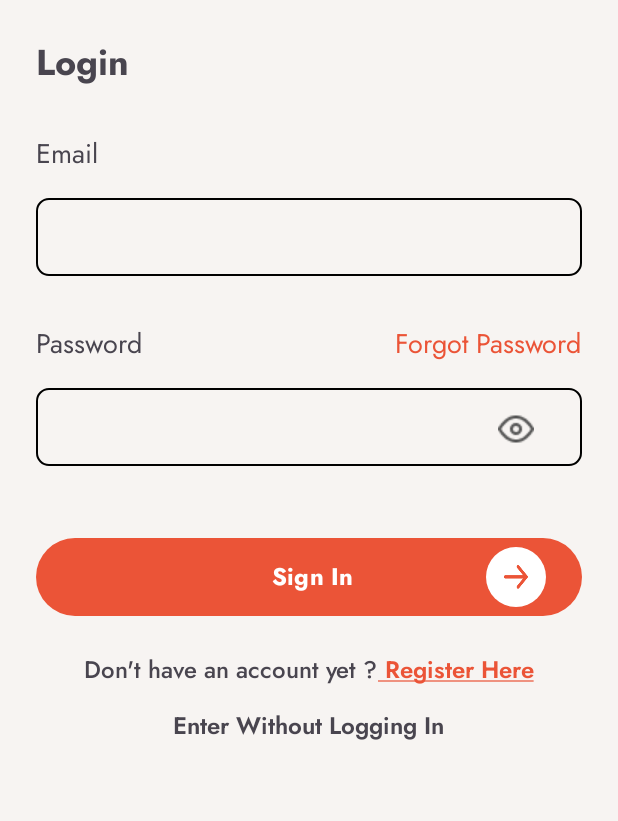
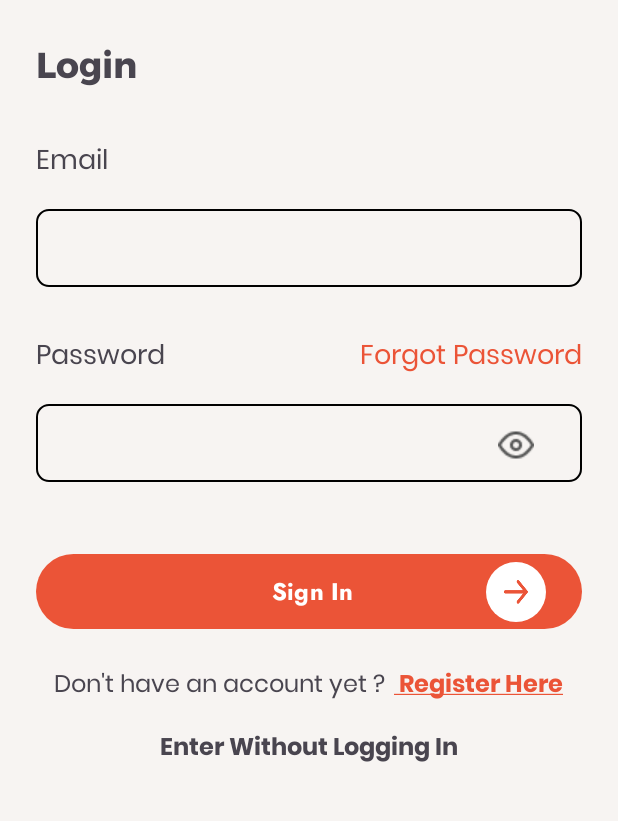
Before and after one commit to Ikaap/Preducation, an Android app: the screen it shows after launch (LoginActivity), on a phone screen of 412 x 824 dp, the part 282-1103 px from its top. Run offline under Robolectric (Android 15) with nearby library versions, the phone set to English and light mode, and no system bars.

Commit message:
update layout login activity

```diff
--- a/app/src/main/java/com/kelompoksatuandsatu/preducation/presentation/feature/main/LoginActivity.kt
+++ b/app/src/main/java/com/kelompoksatuandsatu/preducation/presentation/feature/login/LoginActivity.kt
@@ -1,4 +1,4 @@
-package com.kelompoksatuandsatu.preducation.presentation.feature.main
+package com.kelompoksatuandsatu.preducation.presentation.feature.login
 
 import android.os.Bundle
 import android.text.SpannableString
--- a/app/src/main/res/layout/activity_login.xml
+++ b/app/src/main/res/layout/activity_login.xml
@@ -1,20 +1,18 @@
 <?xml version="1.0" encoding="utf-8"?>
-<ScrollView
-xmlns:android="http://schemas.android.com/apk/res/android"
-xmlns:app="http://schemas.android.com/apk/res-auto"
-xmlns:tools="http://schemas.android.com/tools"
-android:layout_width="match_parent"
-android:background="#F7F4F2"
-android:layout_height="match_parent"
-tools:context="com.kelompoksatuandsatu.preducation.presentation.feature.main.LoginActivity">
+<ScrollView xmlns:android="http://schemas.android.com/apk/res/android"
+    xmlns:app="http://schemas.android.com/apk/res-auto"
+    xmlns:tools="http://schemas.android.com/tools"
+    android:layout_width="match_parent"
+    android:layout_height="match_parent"
+    android:background="@color/app_color_on_primary"
+    tools:context="com.kelompoksatuandsatu.preducation.presentation.feature.login.LoginActivity">
+
     <androidx.constraintlayout.widget.ConstraintLayout
-        xmlns:android="http://schemas.android.com/apk/res/android"
-        xmlns:app="http://schemas.android.com/apk/res-auto"
-        xmlns:tools="http://schemas.android.com/tools"
         android:layout_width="match_parent"
-        android:background="#F7F4F2"
-        android:layout_height="match_parent"
-        tools:context="com.kelompoksatuandsatu.preducation.presentation.feature.main.LoginActivity">
+        android:layout_height="wrap_content"
+        android:background="@color/app_color_on_primary"
+        tools:context="com.kelompoksatuandsatu.preducation.presentation.feature.login.LoginActivity">
+
         <LinearLayout
             android:id="@+id/loginLayout"
             android:layout_width="match_parent"
@@ -26,42 +24,44 @@ tools:context="com.kelompoksatuandsatu.preducation.presentation.feature.main.Log
                 android:id="@+id/logo"
                 android:layout_width="164dp"
                 android:layout_height="164dp"
-                android:src="@drawable/img_logo"
                 android:layout_gravity="center_horizontal"
-                android:layout_marginBottom="24dp"/>
+                android:layout_marginBottom="24dp"
+                android:src="@drawable/img_logo" />
 
             <!-- Login Text -->
             <TextView
                 android:id="@+id/loginText"
                 android:layout_width="wrap_content"
                 android:layout_height="wrap_content"
-                android:text="Login"
-                android:textSize="24dp"
                 android:layout_marginBottom="14dp"
-                android:fontFamily="@font/jost_bold"/>
+                android:fontFamily="@font/montserrat_bold"
+                android:text="@string/text_login"
+                android:textSize="24sp" />
 
             <!-- Email Input -->
             <LinearLayout
                 android:id="@+id/formEmailLayout"
                 android:layout_width="match_parent"
                 android:layout_height="wrap_content"
-                android:orientation="vertical"
-                android:layout_marginVertical="16dp">
+                android:layout_marginVertical="16dp"
+                android:orientation="vertical">
+
                 <TextView
                     android:id="@+id/emailText"
                     android:layout_width="wrap_content"
                     android:layout_height="wrap_content"
-                    android:text="Email"
-                    android:textSize="18dp"
-                    android:fontFamily="@font/jost_regular"/>
+                    android:fontFamily="@font/poppins"
+                    android:text="@string/text_email"
+                    android:textSize="18sp" />
+
                 <EditText
                     android:id="@+id/emailInput"
                     android:layout_width="match_parent"
                     android:layout_height="52dp"
-                    android:paddingHorizontal="14dp"
                     android:layout_marginTop="16dp"
+                    android:background="@drawable/input_drawable"
                     android:inputType="textEmailAddress"
-                    android:background="@drawable/input_drawable"/>
+                    android:paddingHorizontal="14dp" />
             </LinearLayout>
 
             <!-- Password Input -->
@@ -69,54 +69,61 @@ tools:context="com.kelompoksatuandsatu.preducation.presentation.feature.main.Log
                 android:id="@+id/formPasswordLayout"
                 android:layout_width="match_parent"
                 android:layout_height="wrap_content"
-                android:orientation="vertical"
-                android:layout_marginVertical="16dp">
+                android:layout_marginVertical="16dp"
+                android:orientation="vertical">
+
                 <LinearLayout
                     android:layout_width="match_parent"
                     android:layout_height="wrap_content"
                     android:orientation="horizontal">
+
                     <TextView
                         android:id="@+id/passwordText"
                         android:layout_width="wrap_content"
                         android:layout_height="wrap_content"
-                        android:text="Password"
-                        android:textSize="18dp"
-                        android:fontFamily="@font/jost_regular"
-                        android:layout_gravity="center_vertical" />
+                        android:layout_gravity="center_vertical"
+                        android:fontFamily="@font/poppins"
+                        android:text="@string/text_password"
+                        android:textSize="18sp" />
+
                     <Space
                         android:layout_width="0dp"
                         android:layout_height="wrap_content"
                         android:layout_weight="1" />
+
                     <TextView
                         android:id="@+id/forgotPasswordText"
                         android:layout_width="wrap_content"
                         android:layout_height="wrap_content"
-                        android:text="Forgot Password"
-                        android:textSize="18dp"
-                        android:fontFamily="@font/jost_regular"
-                        android:textColor="#EB5437"
-                        android:layout_gravity="center_vertical" />
+                        android:layout_gravity="center_vertical"
+                        android:fontFamily="@font/poppins"
+                        android:text="@string/text_forgot_password"
+                        android:textColor="@color/app_color_primary"
+                        android:textSize="18sp" />
                 </LinearLayout>
+
                 <LinearLayout
                     android:layout_width="match_parent"
                     android:layout_height="wrap_content"
+                    android:layout_marginTop="16dp"
                     android:background="@drawable/input_drawable"
-                    android:orientation="horizontal"
-                    android:layout_marginTop="16dp">
+                    android:orientation="horizontal">
+
                     <EditText
                         android:id="@+id/passwordInput"
                         android:layout_width="304dp"
                         android:layout_height="52dp"
-                        android:paddingHorizontal="14dp"
+                        android:background="@null"
+                        android:drawablePadding="10dp"
                         android:inputType="textPassword"
-                        android:drawablePadding="10dp"
-                        android:background="@null"/>
+                        android:paddingHorizontal="14dp" />
+
                     <Button
                         android:id="@+id/showHidePasswordButton"
                         android:layout_width="52dp"
                         android:layout_height="52dp"
                         android:background="@android:color/transparent"
-                        android:drawableEnd="@drawable/show_password"/>
+                        android:drawableEnd="@drawable/show_password" />
                 </LinearLayout>
             </LinearLayout>
 
@@ -124,15 +131,15 @@ tools:context="com.kelompoksatuandsatu.preducation.presentation.feature.main.Log
             <Button
                 android:id="@+id/loginButton"
                 android:layout_width="match_parent"
-                android:layout_height="52dp"
+                android:layout_height="50dp"
                 android:layout_marginTop="32dp"
-                android:text="Sign In"
-                android:textColor="#FFFFFF"
-                android:fontFamily="@font/jost_bold"
-                android:textSize="16dp"
                 android:background="@drawable/bg_button_primary"
                 android:drawableRight="@drawable/eclipse_right_drawable"
-                android:paddingLeft="76dp"/>
+                android:fontFamily="@font/jost_bold"
+                android:paddingLeft="76dp"
+                android:text="@string/text_sign_in"
+                android:textColor="#FFFFFF"
+                android:textSize="16sp" />
 
             <!-- Register Text -->
             <LinearLayout
@@ -140,51 +147,60 @@ tools:context="com.kelompoksatuandsatu.preducation.presentation.feature.main.Log
                 android:layout_width="match_parent"
                 android:layout_height="wrap_content"
                 android:layout_marginTop="24dp"
-                android:orientation="horizontal"
-                android:gravity="center_horizontal">
+                android:gravity="center_horizontal"
+                android:orientation="horizontal">
+
                 <TextView
                     android:layout_width="wrap_content"
                     android:layout_height="wrap_content"
-                    android:text="Don't have an account yet ?"
-                    android:fontFamily="@font/jost_medium"
-                    android:textSize="16dp"/>
+                    android:fontFamily="@font/poppins"
+                    android:text="@string/text_don_t_have_an_account_yet"
+                    android:textSize="16sp" />
+
                 <TextView
                     android:id="@+id/registerText"
                     android:layout_width="wrap_content"
                     android:layout_height="wrap_content"
-                    android:fontFamily="@font/jost_semibold"
-                    android:textSize="16dp"
-                    android:textColor="#EB5437"/>
+                    android:layout_marginStart="6dp"
+                    android:fontFamily="@font/poppins_bold"
+                    android:text="@string/text_register_here"
+                    android:textColor="@color/app_color_primary"
+                    android:textSize="16sp" />
             </LinearLayout>
 
             <!-- Without Login Text -->
             <TextView
                 android:layout_width="wrap_content"
                 android:layout_height="wrap_content"
-                android:text="Enter Without Logging In"
-                android:textSize="16dp"
-                android:fontFamily="@font/jost_semibold"
+                android:layout_gravity="center"
                 android:layout_marginTop="14dp"
-                android:layout_gravity="center"/>
+                android:fontFamily="@font/poppins_bold"
+                android:text="@string/text_enter_without_logging_in"
+                android:textSize="16sp" />
 
             <!-- Error Message Box -->
             <LinearLayout
                 android:id="@+id/errorMessageBox"
                 android:layout_width="match_parent"
                 android:layout_height="52dp"
+                android:layout_marginTop="24dp"
                 android:background="@drawable/bg_error_message"
                 android:gravity="center"
-                android:layout_marginTop="24dp"
                 android:visibility="gone">
+
                 <TextView
                     android:id="@+id/errorMessage"
                     android:layout_width="wrap_content"
                     android:layout_height="wrap_content"
-                    android:text="Sorry, wrong password"
-                    android:textColor="#FFFFFF"
-                    android:textSize="16dp"
-                    android:fontFamily="@font/jost_medium"/>
+                    android:fontFamily="@font/jost_medium"
+                    android:text="@string/text_sorry_wrong_password"
+                    android:textColor="@color/white"
+                    android:textSize="16sp" />
+
             </LinearLayout>
+
         </LinearLayout>
+
     </androidx.constraintlayout.widget.ConstraintLayout>
+
 </ScrollView>
--- a/app/src/main/res/values/strings.xml
+++ b/app/src/main/res/values/strings.xml
@@ -1,3 +1,12 @@
 <resources>
     <string name="app_name">Preducation</string>
+    <string name="text_login">Login</string>
+    <string name="text_email">Email</string>
+    <string name="text_password">Password</string>
+    <string name="text_forgot_password">Forgot Password</string>
+    <string name="text_sign_in">Sign In</string>
+    <string name="text_don_t_have_an_account_yet">Don\'t have an account yet ?</string>
+    <string name="text_enter_without_logging_in">Enter Without Logging In</string>
+    <string name="text_sorry_wrong_password">Sorry, wrong password</string>
+    <string name="text_register_here">Register Here</string>
 </resources>
```
Also changed, not shown: app/src/main/AndroidManifest.xml (+8 -5 lines).
